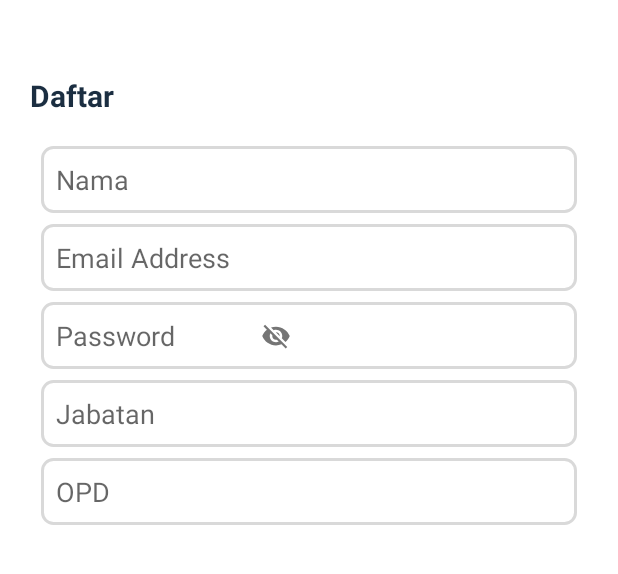
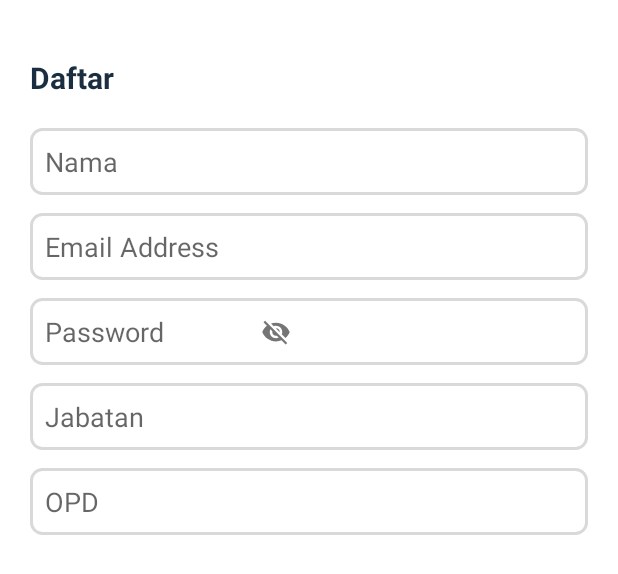
Before and after one commit to Reinhardjs/e-agenda-probolinggo, an Android app: the layout fragment_signup_dialog.xml on its own in the app's theme, with its tools: preview values and no code run, on a phone screen of 412 x 824 dp. Shown: the top 574 px of the screen. Run offline under Robolectric (Android 15) with nearby library versions, the phone set to English and light mode, and no system bars.

Commit message:
Fixing Stepper, Sign in, and Sign Up Design

```diff
--- a/app/src/main/res/layout/fragment_signin_dialog.xml
+++ b/app/src/main/res/layout/fragment_signin_dialog.xml
@@ -18,7 +18,7 @@
             android:id="@+id/textView"
             android:layout_width="wrap_content"
             android:layout_height="wrap_content"
-            android:layout_marginTop="30dp"
+            android:layout_marginTop="18dp"
             android:text="Masuk"
             android:textSize="20sp"
             android:textStyle="bold"
@@ -39,10 +39,8 @@
             android:id="@+id/etEmail"
             android:layout_width="match_parent"
             android:layout_height="wrap_content"
-            android:layout_marginLeft="7dp"
             android:layout_marginTop="20dp"
-            android:layout_marginRight="7dp"
-            android:layout_marginBottom="7dp"
+            android:layout_marginBottom="12dp"
             android:background="@drawable/rounded_edittext"
             android:hint="Email Address"
             android:padding="10dp"
@@ -59,7 +57,8 @@
             android:id="@+id/etPassword"
             android:layout_width="match_parent"
             android:layout_height="wrap_content"
-            android:layout_margin="7dp"
+            android:layout_marginTop="12dp"
+            android:layout_marginBottom="7dp"
             android:background="@drawable/rounded_edittext"
             android:inputType="textPassword"
             android:hint="Password"
@@ -96,7 +95,7 @@
             style="@style/DefaultButton"
             android:layout_width="match_parent"
             android:layout_height="wrap_content"
-            android:layout_marginTop="12dp"
+            android:layout_marginTop="20dp"
             android:backgroundTint="@color/colorPrimary"
             android:padding="12dp"
             android:text="Masuk"
--- a/app/src/main/res/layout/fragment_signup_dialog.xml
+++ b/app/src/main/res/layout/fragment_signup_dialog.xml
@@ -18,7 +18,7 @@
             android:id="@+id/textView"
             android:layout_width="wrap_content"
             android:layout_height="wrap_content"
-            android:layout_marginTop="30dp"
+            android:layout_marginTop="18dp"
             android:text="Daftar"
             android:textSize="20sp"
             android:textStyle="bold"
@@ -39,10 +39,8 @@
             android:id="@+id/etNama"
             android:layout_width="match_parent"
             android:layout_height="wrap_content"
-            android:layout_marginLeft="7dp"
             android:layout_marginTop="20dp"
-            android:layout_marginRight="7dp"
-            android:layout_marginBottom="7dp"
+            android:layout_marginBottom="12dp"
             android:background="@drawable/rounded_edittext"
             android:hint="Nama"
             android:padding="10dp"
@@ -56,10 +54,8 @@
             android:id="@+id/etEmail"
             android:layout_width="match_parent"
             android:layout_height="wrap_content"
-            android:layout_marginLeft="7dp"
-            android:layout_marginTop="7dp"
-            android:layout_marginRight="7dp"
-            android:layout_marginBottom="7dp"
+            android:layout_marginTop="12dp"
+            android:layout_marginBottom="12dp"
             android:background="@drawable/rounded_edittext"
             android:hint="Email Address"
             android:padding="10dp"
@@ -73,7 +69,8 @@
             android:id="@+id/etPassword"
             android:layout_width="match_parent"
             android:layout_height="wrap_content"
-            android:layout_margin="7dp"
+            android:layout_marginTop="12dp"
+            android:layout_marginBottom="12dp"
             android:background="@drawable/rounded_edittext"
             android:hint="Password"
             android:inputType="textPassword"
@@ -96,10 +93,8 @@
             android:id="@+id/etJabatan"
             android:layout_width="match_parent"
             android:layout_height="wrap_content"
-            android:layout_marginLeft="7dp"
-            android:layout_marginTop="7dp"
-            android:layout_marginRight="7dp"
-            android:layout_marginBottom="7dp"
+            android:layout_marginTop="12dp"
+            android:layout_marginBottom="12dp"
             android:background="@drawable/rounded_edittext"
             android:hint="Jabatan"
             android:padding="10dp"
@@ -113,10 +108,8 @@
             android:id="@+id/etOpd"
             android:layout_width="match_parent"
             android:layout_height="wrap_content"
-            android:layout_marginLeft="7dp"
-            android:layout_marginTop="7dp"
-            android:layout_marginRight="7dp"
-            android:layout_marginBottom="7dp"
+            android:layout_marginTop="12dp"
+            android:layout_marginBottom="12dp"
             android:background="@drawable/rounded_edittext"
             android:hint="OPD"
             android:padding="10dp"
@@ -131,6 +124,7 @@
             style="@style/DefaultButton"
             android:layout_width="match_parent"
             android:layout_height="wrap_content"
+            android:layout_marginTop="20dp"
             android:backgroundTint="@color/colorPrimary"
             android:padding="12dp"
             android:text="Daftar"
```
